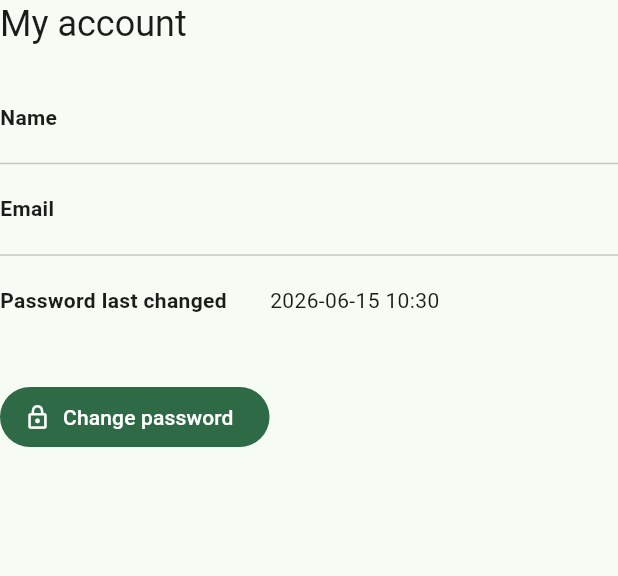
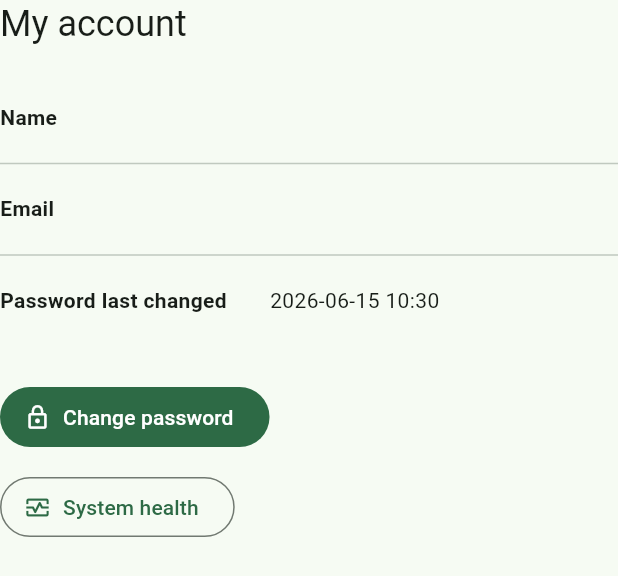
Before and after one commit to Niecke/tiny-crm, a Flutter app: the _ProfileContent widget shown alone on an empty page, opened directly with empty values, on a phone screen of 412 x 824 dp. Shown: the top 576 px of the screen. Run offline on Flutter 3.47's test engine with Material 3 defaults, Android fonts, the light colour scheme and no system bars; our stand-ins replace dio, file_picker, flutter_markdown_plus, flutter_riverpod, flutter_secure_storage, go_router and 1 more; missing offline and left inert: dart:js_interop; accounts and stored records are empty; network calls fail.

Commit message:
remove health from navbar

```diff
--- a/frontend/lib/pages/profile_page.dart
+++ b/frontend/lib/pages/profile_page.dart
@@ -64,6 +64,12 @@ class _ProfileContent extends StatelessWidget {
           icon: const Icon(Icons.lock_outline),
           label: const Text('Change password'),
         ),
+        const SizedBox(height: 12),
+        OutlinedButton.icon(
+          onPressed: () => context.push('/health'),
+          icon: const Icon(Icons.monitor_heart_outlined),
+          label: const Text('System health'),
+        ),
       ],
     );
   }
--- a/frontend/lib/router.dart
+++ b/frontend/lib/router.dart
@@ -97,7 +97,6 @@ class AppShell extends ConsumerWidget {
             ('Dashboard', '/'),
             ('Projects', '/projects'),
             ('Documents', '/documents'),
-            ('Health', '/health'),
           ])
             TextButton(
               onPressed: () => context.go(path),
```
Also changed, not shown: frontend/lib/pages/health_page.dart (+9 -3 lines).
